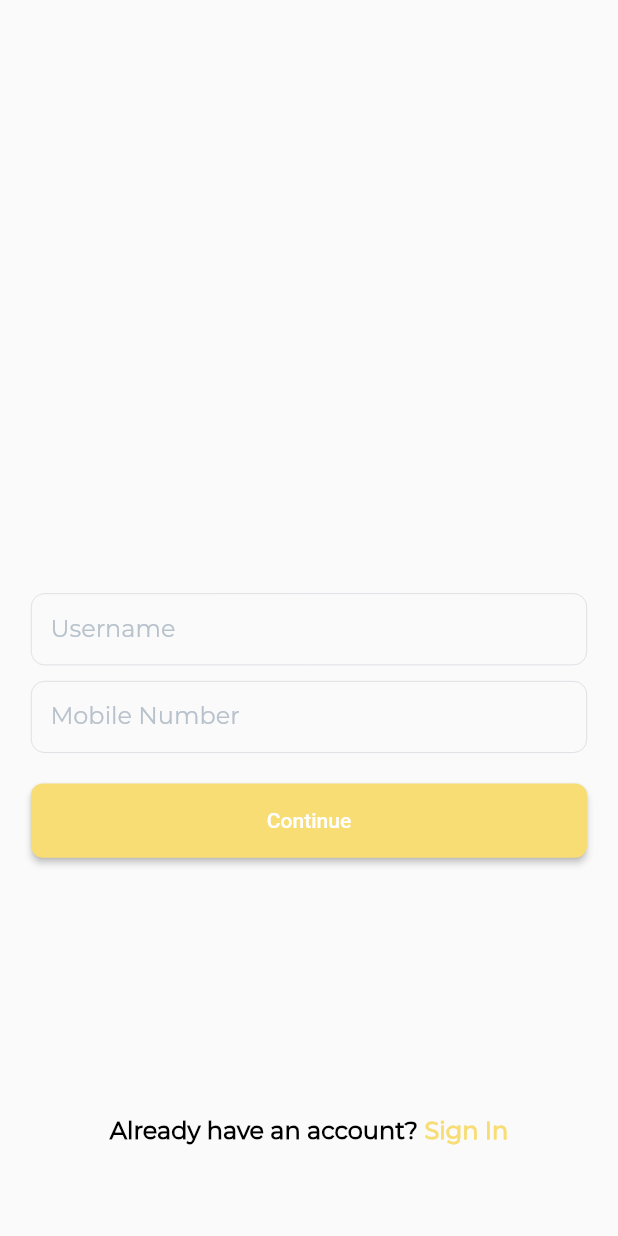
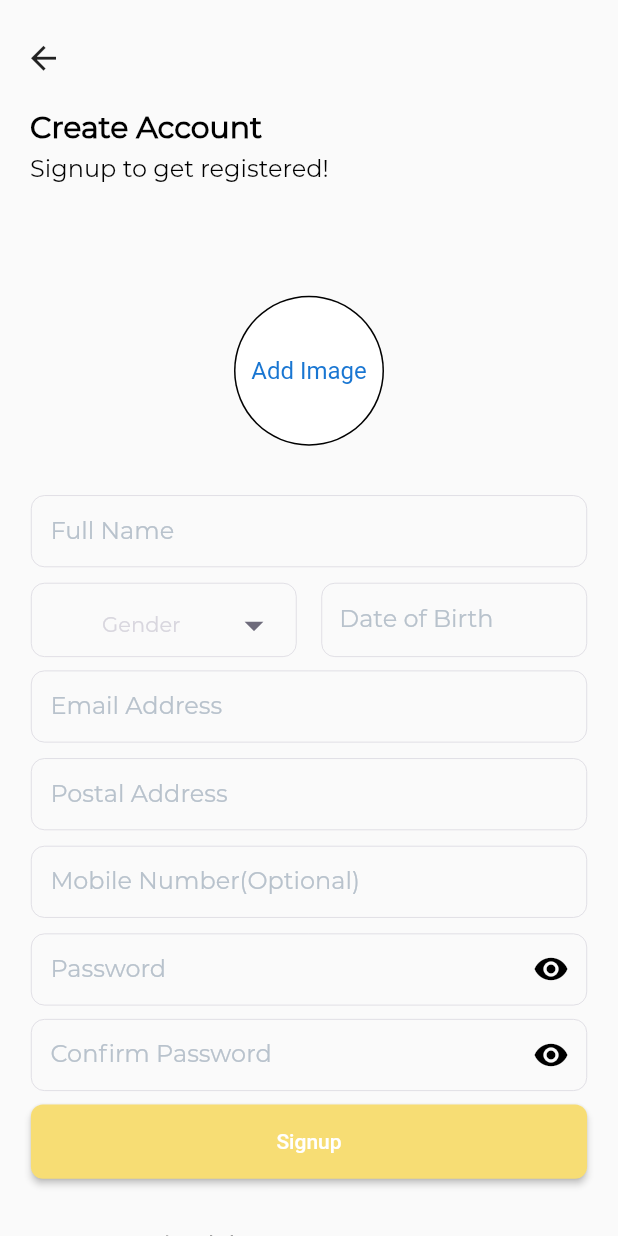
Before and after one commit to syedahmedusman2/Book-App, a Flutter app: the screen it shows after launch, on a phone screen of 412 x 824 dp. Run offline on Flutter 3.47's test engine with Material 2 defaults, Android fonts, the light colour scheme and no system bars; our stand-ins replace get, get_storage, image_picker, otp_text_field; project files that could hold a hidden picture were left out.

Commit message:
signup done

```diff
--- a/bookapp/lib/Services/Login and Signup/Forget and Reset Password/register.dart
+++ b/bookapp/lib/Services/Login and Signup/Forget and Reset Password/register.dart
@@ -23,7 +23,7 @@ class RegisterUser extends StatelessWidget {
             ,child: Column(
             children: [
               textFieldwidget(context: context, width: 0.9, labelText: "Username", controller: usernamecontroller, keyboardtype: TextInputType.text, maxLength: 30, validate: checkfunc),
-              phoneNumberTextFieldWidget(context: context, controller: phonecontroller, validate: phoneNumberValidator),
+              phoneNumberTextFieldWidget(context: context, controller: phonecontroller, validate: phoneNumberValidator, labelText: "Mobile Number"),
             // PasswordTextField(controller: passwordcontroller, labelText: "Password", validate:passwordValidator),
             SizedBox(height: 10,),
             Container(
--- a/bookapp/lib/Services/Login and Signup/Forget and Reset Password/signup.dart
+++ b/bookapp/lib/Services/Login and Signup/Forget and Reset Password/signup.dart
@@ -0,0 +1,326 @@
+// ignore_for_file: prefer_const_constructors
+
+import 'dart:io';
+
+import 'package:bookapp/Constants/constants.dart';
+import 'package:bookapp/Widgets/Related%20to%20Forms/texifields.dart';
+import 'package:bookapp/Widgets/Related%20to%20Forms/textfield_validations.dart';
+import 'package:flutter/gestures.dart';
+import 'package:flutter/material.dart';
+import 'package:image_picker/image_picker.dart';
+
+class SignUp extends StatefulWidget {
+  @override
+  State<SignUp> createState() => _SignUpState();
+}
+
+class _SignUpState extends State<SignUp> {
+  TextEditingController nameController = TextEditingController();
+  TextEditingController contactNumberController = TextEditingController();
+  TextEditingController emailAddressController = TextEditingController();
+  TextEditingController postaladdressController = TextEditingController();
+  TextEditingController passwordController = TextEditingController();
+  TextEditingController confirmPasswordController = TextEditingController();
+  TextEditingController dateController = TextEditingController();
+  DateTime selectedDate = DateTime.now();
+  String? gender;
+
+  // String? category;
+  File? _image;
+  final picker = ImagePicker();
+
+  Future getImage() async {
+    final pickedFile = await picker.getImage(source: ImageSource.gallery);
+    setState(() {
+      _image = File(pickedFile!.path);
+    });
+  }
+
+  Future _selectDate(BuildContext context) async {
+    final DateTime? picked = await showDatePicker(
+        context: context,
+        initialDate: selectedDate,
+        firstDate: DateTime(1901, 1),
+        lastDate: DateTime.now());
+    if (picked != null && picked != selectedDate)
+      // ignore: curly_braces_in_flow_control_structures
+      setState(() {
+        selectedDate = picked;
+        dateController.value = TextEditingValue(
+            text:
+                '${picked.day.toString()}/${picked.month.toString()}/${picked.year.toString()}');
+      });
+  }
+
+  final _formKey = GlobalKey<FormState>();
+
+  @override
+  Widget build(BuildContext context) {
+    return Scaffold(
+      body: SingleChildScrollView(
+        child: Column(
+          crossAxisAlignment: CrossAxisAlignment.start,
+          children: [
+            Container(
+              margin: EdgeInsets.only(top: 15, left: 5, right: 20),
+              child: IconButton(
+                icon: const Icon(
+                  Icons.arrow_back,
+                  size: 25,
+                ),
+                onPressed: () {},
+              ),
+            ),
+            Padding(
+              padding: const EdgeInsets.only(left: 20, top: 10),
+              child: Text(
+                "Create Account",
+                style: TextStyle(
+                    fontSize: 20,
+                    fontWeight: FontWeight.bold,
+                    color: Colors.black,
+                    fontFamily: "Montserrat-Regular"),
+              ),
+            ),
+            SizedBox(
+              height: 1,
+            ),
+            Padding(
+              padding: const EdgeInsets.only(left: 20, top: 5),
+              child: Text(
+                "Signup to get registered!",
+                style: TextStyle(
+                    fontSize: 16,
+                    color: Colors.black,
+                    fontFamily: "Montserrat-Regular"),
+              ),
+            ),
+            SizedBox(
+              height: MediaQuery.of(context).size.height * 0.09,
+            ),
+            Center(
+                child: InkWell(
+              onTap: getImage,
+              child: CircleAvatar(
+                backgroundColor: Colors.black,
+                radius: 50.0,
+                child: CircleAvatar(
+                  child: _image == null ? Text("Add Image") : null,
+                  radius: 49.0,
+                  backgroundImage: _image != null ? FileImage(_image!) : null,
+                  backgroundColor: Colors.white,
+                ),
+              ),
+            )),
+            SizedBox(
+              height: MediaQuery.of(context).size.height * 0.04,
+            ),
+            Form(
+                key: _formKey,
+                child: Column(
+                  children: [
+                    textFieldwidget(
+                        context: context,
+                        width: 0.9,
+                        labelText: "Full Name",
+                        controller: nameController,
+                        keyboardtype: TextInputType.text,
+                        maxLength: 40,
+                        validate: novalidation),
+                    Center(
+                      child: Row(
+                        mainAxisAlignment: MainAxisAlignment.center,
+                        children: [
+                          Container(
+                            width: MediaQuery.of(context).size.width * 0.43,
+                            height: MediaQuery.of(context).size.height * 0.06,
+                            // margin: EdgeInsets.all(10),
+                            padding: EdgeInsets.all(13),
+                            decoration: BoxDecoration(
+                                border: Border.all(
+                                    color: Color(0xffd8d6de), width: 0.5),
+                                borderRadius: BorderRadius.circular(9)),
+                            child: DropdownButton(
+                              alignment: Alignment.bottomCenter,
+                              borderRadius: BorderRadius.circular(11),
+                              underline: Container(),
+                              icon: Icon(
+                                Icons.arrow_drop_down,
+                                color: Color(0xff6e6b7b),
+                              ),
+                              hint: gender == null
+                                  ? Text(
+                                      'Gender',
+                                      style: TextStyle(
+                                          color: Color(0xffd8d6de),
+                                          fontFamily: fontfamily),
+                                    )
+                                  : Text(
+                                      gender!,
+                                      style: TextStyle(
+                                          color: Color(0xffd8d6de),
+                                          fontFamily: fontfamily),
+                                    ),
+                              isExpanded: true,
+                              iconSize: 30.0,
+                              style: TextStyle(
+                                color: Color(0xff6e6b7b),
+                              ),
+                              items: [
+                                'Male',
+                                'Female',
+                              ].map(
+                                (val) {
+                                  return DropdownMenuItem<String>(
+                                    value: val,
+                                    child: Text(val),
+                                  );
+                                },
+                              ).toList(),
+                              onChanged: (val) {
+                                setState(
+                                  () {
+                                    gender = val as String?;
+                                  },
+                                );
+                              },
+                            ),
+                          ),
+                          SizedBox(
+                            width: MediaQuery.of(context).size.width * 0.04,
+                          ),
+                          //  Date Selection
+                          SizedBox(
+                            height: MediaQuery.of(context).size.height * 0.06,
+                            width: MediaQuery.of(context).size.width * 0.43,
+                            child: GestureDetector(
+                              onTap: () => _selectDate(context),
+                              child: AbsorbPointer(
+                                child: TextFormField(
+                                  style: TextStyle(
+                                      color: Color(0xff6e6b7b),
+                                      fontFamily: fontfamily),
+                                  controller: dateController,
+                                  keyboardType: TextInputType.datetime,
+                                  // onChanged: (_) {
+                                  // _errorFunction();
+                                  // },
+                                  decoration: InputDecoration(
+                                    focusColor: Colors.black,
+                                    // errorText: _errorDateofBirth,
+                                    focusedBorder: OutlineInputBorder(
+                                      borderRadius: BorderRadius.circular(9),
+                                      borderSide: BorderSide(
+                                          color: Color(0xffd8d6de), width: 0.5),
+                                    ),
+                                    enabledBorder: OutlineInputBorder(
+                                      borderRadius: BorderRadius.circular(9),
+                                      borderSide: BorderSide(
+                                          color: Color(0xffd8d6de), width: 0.5),
+                                    ),
+                                    labelStyle:
+                                        TextStyle(color: Color(0xffb8c2cc)),
+                                    labelText: "Date of Birth",
+                                    border: OutlineInputBorder(
+                                      borderRadius: BorderRadius.circular(11),
+                                      borderSide: BorderSide(
+                                          color: Color(0xffd8d6de), width: 0.5),
+                                    ),
+                                  ),
+                                ),
+                              ),
+                            ),
+                          ),
+                        ],
+                      ),
+                    ),
+                    SizedBox(
+                      height: 9,
+                    ),
+                    textFieldwidget(
+                        context: context,
+                        width: 0.9,
+                        labelText: "Email Address",
+                        controller: emailAddressController,
+                        keyboardtype: TextInputType.emailAddress,
+                        maxLength: 100,
+                        validate: emailValidator),
+                    textFieldwidget(
+                        context: context,
+                        width: 0.9,
+                        labelText: "Postal Address",
+                        controller: postaladdressController,
+                        keyboardtype: TextInputType.text,
+                        maxLength: 200,
+                        validate: novalidation),
+                    phoneNumberTextFieldWidget(
+                        context: context,
+                        controller: contactNumberController,
+                        validate: novalidation,
+                        labelText: "Mobile Number(Optional)"),
+                    PasswordTextField(
+                        controller: passwordController,
+                        labelText: "Password",
+                        validate: passwordValidator),
+                    PasswordTextField(
+                        controller: confirmPasswordController,
+                        labelText: "Confirm Password",
+                        validate: passwordValidator),
+                    Center(
+                      child: SizedBox(
+                          height: MediaQuery.of(context).size.height * 0.06,
+                          width: MediaQuery.of(context).size.width * 0.9,
+                          child: ElevatedButton(
+                            child: Text("Signup"),
+                            onPressed: () {
+                              _formKey.currentState!.validate();
+                            },
+                            style: ElevatedButton.styleFrom(
+                              primary: primaryColor,
+                              onPrimary: Colors.white,
+                              shape: RoundedRectangleBorder(
+                                borderRadius: BorderRadius.circular(8.0),
+                              ),
+                            ),
+                          )),
+                    ),
+                  ],
+                )),
+            SizedBox(
+              height: 17,
+            ),
+
+            SizedBox(
+              height: 10,
+            ),
+            Center(
+              child: Padding(
+                padding: const EdgeInsets.all(8.0),
+                child: RichText(
+                  text: TextSpan(
+                      text: "Already have an account? ",
+                      style: TextStyle(
+                          fontSize: 13,
+                          fontWeight: FontWeight.w600,
+                          color: Colors.black,
+                          fontFamily: "Montserrat-Regular"),
+                      children: [
+                        TextSpan(
+                          recognizer: TapGestureRecognizer()..onTap = () {},
+                          text: "Log In",
+                          style: TextStyle(
+                              fontSize: 13,
+                              fontWeight: FontWeight.w600,
+                              color: primaryColor,
+                              fontFamily: "Montserrat-Regular"),
+                        ),
+                      ]),
+                ),
+              ),
+            ),
+          ],
+        ),
+      ),
+    );
+  }
+}
--- a/bookapp/lib/Widgets/Related to Forms/texifields.dart
+++ b/bookapp/lib/Widgets/Related to Forms/texifields.dart
@@ -236,7 +236,8 @@ Widget textFieldwidget({required BuildContext context,
 // Phone Number Text Field
 Widget phoneNumberTextFieldWidget({required context,required TextEditingController controller,
   //  required formFieldKey,
-    required validate,}) {
+    required validate,
+    required labelText}) {
   return Center(
     child: Container(
       width: MediaQuery.of(context).size.width * 0.9,
@@ -259,7 +260,7 @@ Widget phoneNumberTextFieldWidget({required context,required TextEditingControll
           contentPadding: EdgeInsets.only(top: 3, bottom: 3, left: 13),
             focusColor: Colors.black,
             labelStyle: TextStyle(color: Color(0xffb8c2cc)),
-            labelText: "Mobile Number",
+            labelText: labelText,
             hintText: "0321 1234 567",
             enabledBorder: OutlineInputBorder(
               borderSide: BorderSide(width: 0.5, color:Color(0xffd8d6de), ),
--- a/bookapp/lib/main.dart
+++ b/bookapp/lib/main.dart
@@ -1,4 +1,5 @@
 import 'package:bookapp/Services/Login%20and%20Signup/Forget%20and%20Reset%20Password/register.dart';
+import 'package:bookapp/Services/Login%20and%20Signup/Forget%20and%20Reset%20Password/signup.dart';
 import 'package:flutter/material.dart';
 import 'package:get_storage/get_storage.dart';
 
@@ -28,7 +29,7 @@ class MyApp extends StatelessWidget {
         // is not restarted.
         primarySwatch: Colors.blue,
       ),
-      home: RegisterUser()
+      home: SignUp()
     );
   }
 }
```
